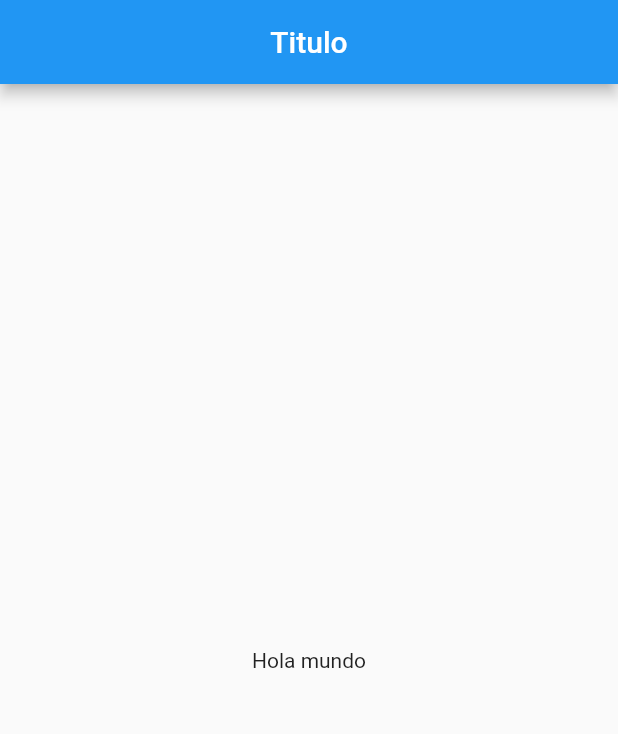
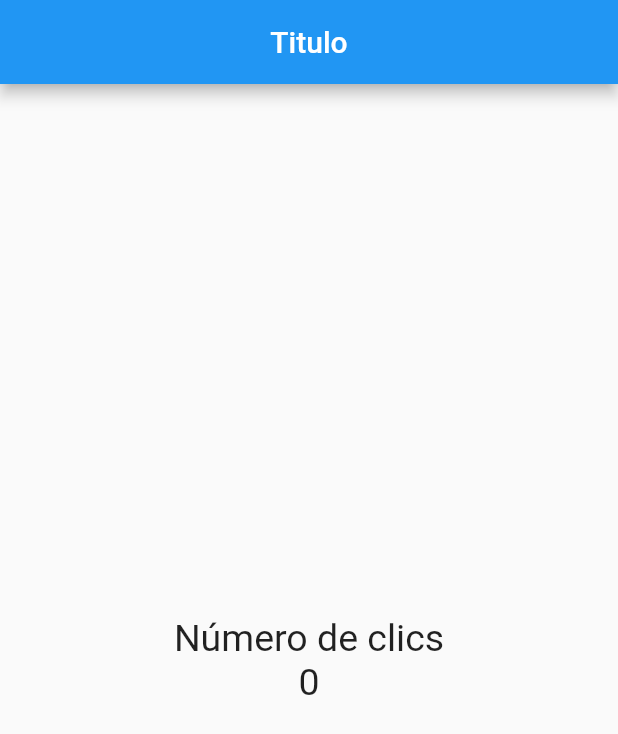
Before and after one commit to RodrigoScott/Flutter1, a Flutter app: the screen it shows after launch, on a phone screen of 412 x 824 dp. Shown: the top 734 px of the screen. Run offline on Flutter 3.47's test engine with Material 2 defaults, Android fonts, the phone set to English and light mode, and no system bars.

Commit message:
Cambio en tamaño de texto

```diff
--- a/primero/lib/src/pages/home_page.dart
+++ b/primero/lib/src/pages/home_page.dart
@@ -4,6 +4,8 @@ import 'package:flutter/material.dart';
 
 
 class HomePage extends StatelessWidget{
+
+  final estiloTexto = new TextStyle(fontSize: 25) ;
 
   @override
   Widget build(BuildContext context) {
@@ -15,7 +17,13 @@ class HomePage extends StatelessWidget{
         centerTitle: true,
       ),
       body: Center(
-        child: Text('Hola mundo'),
+        child: Column(
+          mainAxisAlignment: MainAxisAlignment.center,
+          children: <Widget>[
+            Text('Número de clics', style: estiloTexto),
+            Text('0', style: estiloTexto),
+          ],
+        ),
       ),
 
     );
```
